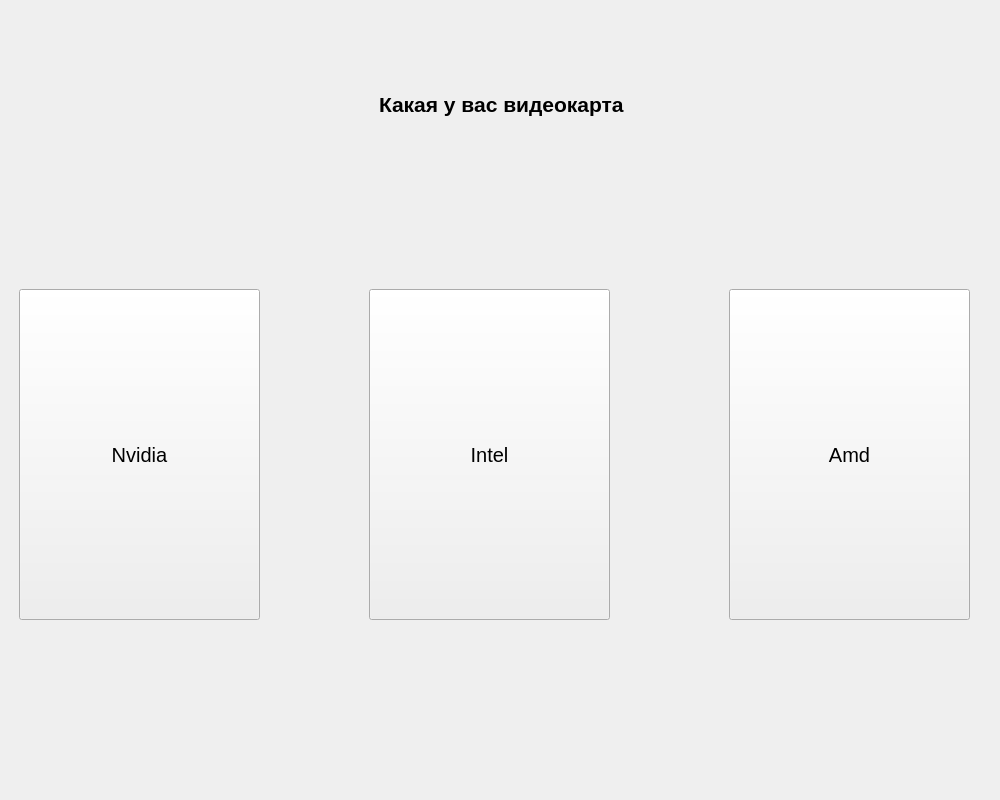
Qt form install.ui (Fred-Lght/Light-Installer) before a commit.
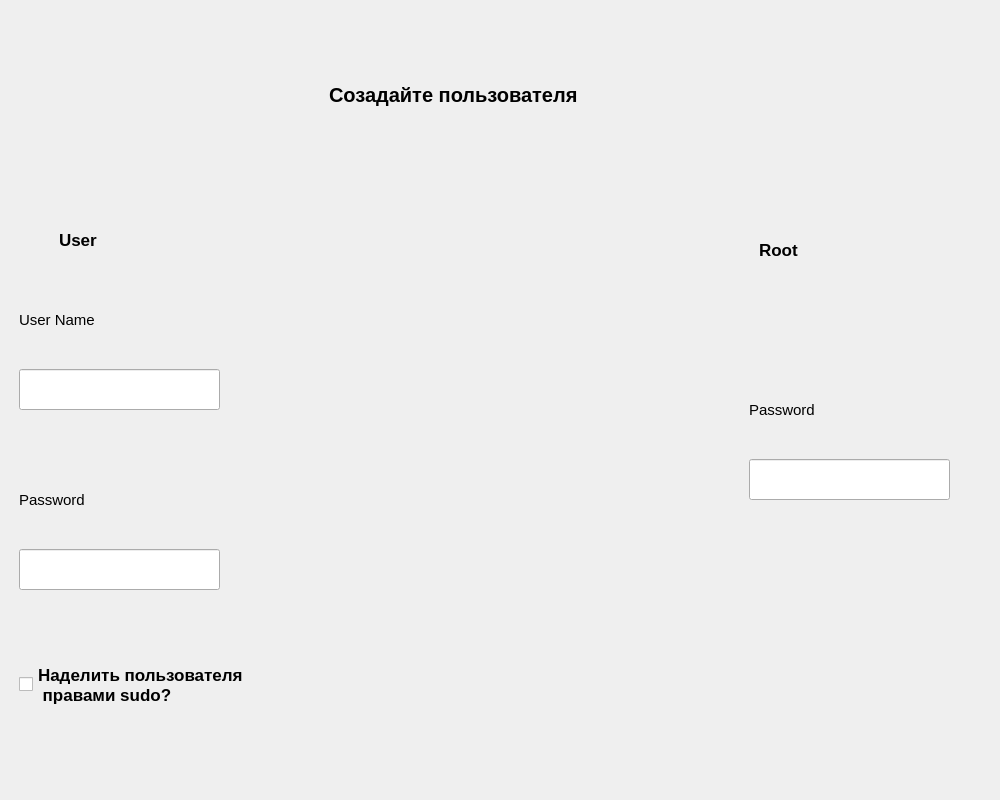
The same form after that commit.

Commit message: Создание пользователя, и небольшие исправления в выборе дисков

```diff
--- a/install.ui
+++ b/install.ui
@@ -18,7 +18,7 @@
     <item>
      <widget class="QStackedWidget" name="stackedWidget">
       <property name="currentIndex">
-       <number>2</number>
+       <number>3</number>
       </property>
       <widget class="QWidget" name="page_1">
        <widget class="QLabel" name="welcomeLabel">
@@ -158,6 +158,181 @@
         </property>
        </widget>
       </widget>
+      <widget class="QWidget" name="page_5">
+       <widget class="QLabel" name="label_3">
+        <property name="geometry">
+         <rect>
+          <x>320</x>
+          <y>30</y>
+          <width>351</width>
+          <height>111</height>
+         </rect>
+        </property>
+        <property name="font">
+         <font>
+          <pointsize>15</pointsize>
+          <bold>true</bold>
+         </font>
+        </property>
+        <property name="text">
+         <string>Созадайте пользователя</string>
+        </property>
+       </widget>
+       <widget class="QLabel" name="label_10">
+        <property name="geometry">
+         <rect>
+          <x>50</x>
+          <y>190</y>
+          <width>141</width>
+          <height>81</height>
+         </rect>
+        </property>
+        <property name="font">
+         <font>
+          <pointsize>13</pointsize>
+          <bold>true</bold>
+         </font>
+        </property>
+        <property name="text">
+         <string>User</string>
+        </property>
+       </widget>
+       <widget class="QLabel" name="label_11">
+        <property name="geometry">
+         <rect>
+          <x>750</x>
+          <y>200</y>
+          <width>131</width>
+          <height>81</height>
+         </rect>
+        </property>
+        <property name="font">
+         <font>
+          <pointsize>13</pointsize>
+          <bold>true</bold>
+         </font>
+        </property>
+        <property name="text">
+         <string>Root</string>
+        </property>
+       </widget>
+       <widget class="QLineEdit" name="lineEdit">
+        <property name="geometry">
+         <rect>
+          <x>10</x>
+          <y>360</y>
+          <width>201</width>
+          <height>41</height>
+         </rect>
+        </property>
+        <property name="text">
+         <string/>
+        </property>
+       </widget>
+       <widget class="QLabel" name="label_12">
+        <property name="geometry">
+         <rect>
+          <x>10</x>
+          <y>270</y>
+          <width>141</width>
+          <height>81</height>
+         </rect>
+        </property>
+        <property name="font">
+         <font>
+          <pointsize>11</pointsize>
+          <bold>false</bold>
+         </font>
+        </property>
+        <property name="text">
+         <string>User Name</string>
+        </property>
+       </widget>
+       <widget class="QLineEdit" name="lineEdit_2">
+        <property name="geometry">
+         <rect>
+          <x>10</x>
+          <y>540</y>
+          <width>201</width>
+          <height>41</height>
+         </rect>
+        </property>
+        <property name="text">
+         <string/>
+        </property>
+       </widget>
+       <widget class="QLabel" name="label_13">
+        <property name="geometry">
+         <rect>
+          <x>10</x>
+          <y>450</y>
+          <width>141</width>
+          <height>81</height>
+         </rect>
+        </property>
+        <property name="font">
+         <font>
+          <pointsize>11</pointsize>
+          <bold>false</bold>
+         </font>
+        </property>
+        <property name="text">
+         <string>Password</string>
+        </property>
+       </widget>
+       <widget class="QCheckBox" name="checkBox">
+        <property name="geometry">
+         <rect>
+          <x>10</x>
+          <y>620</y>
+          <width>251</width>
+          <height>111</height>
+         </rect>
+        </property>
+        <property name="font">
+         <font>
+          <pointsize>13</pointsize>
+          <bold>true</bold>
+         </font>
+        </property>
+        <property name="text">
+         <string>Наделить пользователя 
+ правами sudo?</string>
+        </property>
+       </widget>
+       <widget class="QLineEdit" name="lineEdit_3">
+        <property name="geometry">
+         <rect>
+          <x>740</x>
+          <y>450</y>
+          <width>201</width>
+          <height>41</height>
+         </rect>
+        </property>
+        <property name="text">
+         <string/>
+        </property>
+       </widget>
+       <widget class="QLabel" name="label_14">
+        <property name="geometry">
+         <rect>
+          <x>740</x>
+          <y>360</y>
+          <width>141</width>
+          <height>81</height>
+         </rect>
+        </property>
+        <property name="font">
+         <font>
+          <pointsize>11</pointsize>
+          <bold>false</bold>
+         </font>
+        </property>
+        <property name="text">
+         <string>Password</string>
+        </property>
+       </widget>
+      </widget>
       <widget class="QWidget" name="page_2">
        <widget class="QPushButton" name="disk_1">
         <property name="geometry">
```
Left out of the diff: 38 changed lines with no effect on the pictures.
